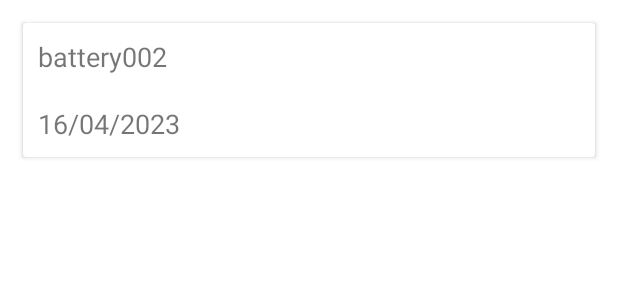
After one commit to tamzidisrakadol/warrantyChecker, an Android app: the layout report_item.xml on its own in the app's theme, with its tools: preview values and no code run, on a phone screen of 412 x 824 dp. The commit adds this screen. Shown: the top 300 px of the screen. Run offline under Robolectric (Android 15) with nearby library versions, the phone set to English and light mode, and no system bars; network calls fail.

Commit message:
all done

```diff
--- a/app/src/main/AndroidManifest.xml
+++ b/app/src/main/AndroidManifest.xml
@@ -17,6 +17,9 @@
         android:theme="@style/Theme.WarrantyChecker"
         android:usesCleartextTraffic="true"
         tools:targetApi="31">
+        <activity
+            android:name=".views.ReportActivity"
+            android:exported="false" />
         <activity
             android:name=".views.BatterySoldList"
             android:exported="false" />
--- a/app/src/main/java/com/example/warrantychecker/utility/API.java
+++ b/app/src/main/java/com/example/warrantychecker/utility/API.java
@@ -7,4 +7,7 @@ public class API {
     public static final String ADD_BATTERY="addbattery.php";
     public static final String WARRENTY="onwarrenty.php";
     public static final String ADD_VENDOR="addvendor.php";
+    public static final String MSG="getreport.php";
+    public static final String PROFILE="getvendorprofile.php";
+
 }
--- a/app/src/main/java/com/example/warrantychecker/utility/Constraints.java
+++ b/app/src/main/java/com/example/warrantychecker/utility/Constraints.java
@@ -9,6 +9,9 @@ public class Constraints {
     public static String ADD_BATTERY=BASE_URL+API.ADD_BATTERY;
     public static String WARRENTY=BASE_URL+API.WARRENTY;
     public static String ADD_VENDOR=BASE_URL+API.ADD_VENDOR;
+    public static String GET_MSG=BASE_URL+API.MSG;
+    public static String PROFILE=BASE_URL+API.PROFILE;
+
 
 
 }
--- a/app/src/main/java/com/example/warrantychecker/views/AddRetailerActivity.java
+++ b/app/src/main/java/com/example/warrantychecker/views/AddRetailerActivity.java
@@ -81,7 +81,7 @@ public class AddRetailerActivity extends AppCompatActivity {
         String companyName = binding.companyNameET.getText().toString();
         String salesman = binding.salesManET.getText().toString();
         String cityName = binding.cityNameEt.getText().toString();
-        String areaName = binding.cityNameEt.getText().toString();
+        String areaName = binding.areaNameEt.getText().toString();
         String phone = binding.phoneNumberEt.getText().toString();
         String panNumber = binding.panNumberET.getText().toString();
         String secondPhone = binding.secondPhone.getText().toString();
--- a/app/src/main/java/com/example/warrantychecker/views/DashboardActivity.java
+++ b/app/src/main/java/com/example/warrantychecker/views/DashboardActivity.java
@@ -59,8 +59,10 @@ public class DashboardActivity extends AppCompatActivity {
                 startActivity(new Intent(this, RetailerListActivity.class));
             } else if (item.getItemId()==R.id.batterySellingList){
                 startActivity(new Intent(this, BatterySoldList.class));
-            }else if (item.getItemId()==R.id.addRetailer){
-                startActivity(new Intent(getApplicationContext(),AddRetailerActivity.class));
+            }else if (item.getItemId()==R.id.addRetailer) {
+                startActivity(new Intent(getApplicationContext(), AddRetailerActivity.class));
+            }else if (item.getItemId()==R.id.report) {
+                startActivity(new Intent(getApplicationContext(), ReportActivity.class));
             }
 
             return true;
--- a/app/src/main/res/layout/battery_item_layout.xml
+++ b/app/src/main/res/layout/battery_item_layout.xml
@@ -47,6 +47,7 @@
                 app:layout_constraintTop_toTopOf="parent" />
 
             <ImageView
+                android:visibility="invisible"
                 android:id="@+id/imageView8"
                 android:layout_width="wrap_content"
                 android:layout_height="wrap_content"
@@ -57,6 +58,7 @@
                 app:layout_constraintTop_toBottomOf="@+id/imageView7" />
 
             <TextView
+                android:visibility="invisible"
                 android:id="@+id/soldBatteryCompanyName"
                 android:layout_width="wrap_content"
                 android:layout_height="wrap_content"
--- /dev/null
+++ b/app/src/main/res/layout/report_item.xml
@@ -0,0 +1,37 @@
+<?xml version="1.0" encoding="utf-8"?>
+<LinearLayout
+    android:layout_margin="10dp"
+    xmlns:android="http://schemas.android.com/apk/res/android"
+    android:layout_width="match_parent"
+    android:layout_height="wrap_content"
+    android:orientation="vertical"
+    >
+  <androidx.cardview.widget.CardView
+      android:layout_margin="5dp"
+      android:layout_width="match_parent"
+      android:layout_height="match_parent"
+      >
+      <LinearLayout
+          android:layout_width="match_parent"
+          android:layout_height="match_parent"
+          android:orientation="vertical">
+          <TextView
+              android:id="@+id/productCode"
+              android:layout_width="match_parent"
+              android:layout_height="wrap_content"
+              android:text="battery002"
+              android:layout_margin="10dp"
+              android:textSize="18sp"
+              />
+          <TextView
+              android:id="@+id/productDate"
+              android:layout_margin="10dp"
+              android:layout_width="match_parent"
+              android:layout_height="wrap_content"
+              android:text="16/04/2023"
+              android:textSize="18sp"
+              />
+      </LinearLayout>
+  </androidx.cardview.widget.CardView>
+
+</LinearLayout>
--- a/app/src/main/res/menu/draweritem.xml
+++ b/app/src/main/res/menu/draweritem.xml
@@ -18,4 +18,8 @@
         android:title="Battery selling list"
         android:icon="@drawable/baseline_format_list_numbered_24"/>
 
+    <item android:id="@+id/report"
+        android:title="Battery Reports"
+        android:icon="@drawable/baseline_report_gmailerrorred_24"/>
+
 </menu>
```
Also changed, not shown: app/src/main/java/com/example/warrantychecker/adapter/ReportAdapter.java (added, +129 -0 lines), app/src/main/java/com/example/warrantychecker/models/ReportModle.java (added, +54 -0 lines), app/src/main/java/com/example/warrantychecker/views/ReportActivity.java (added, +87 -0 lines), app/src/main/res/drawable/baseline_report_gmailerrorred_24.xml (added, +7 -0 lines), app/src/main/res/layout/activity_report.xml (added, +17 -0 lines).
